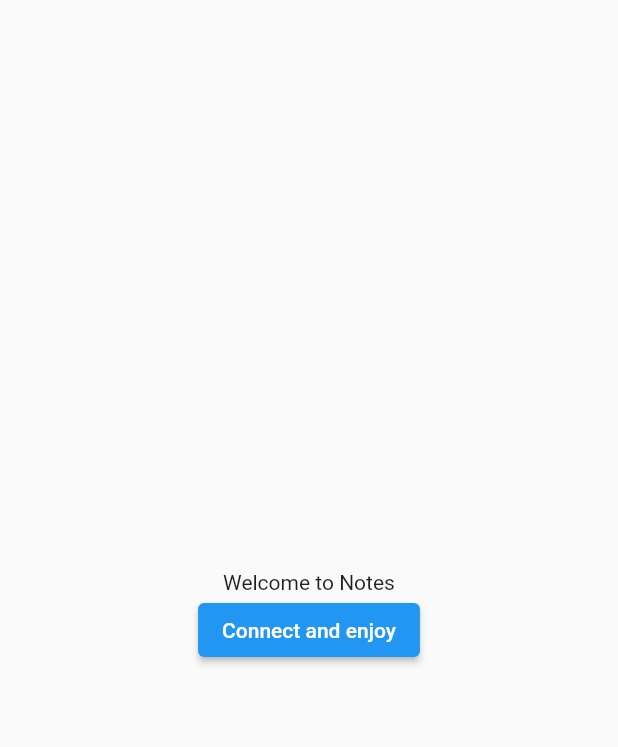
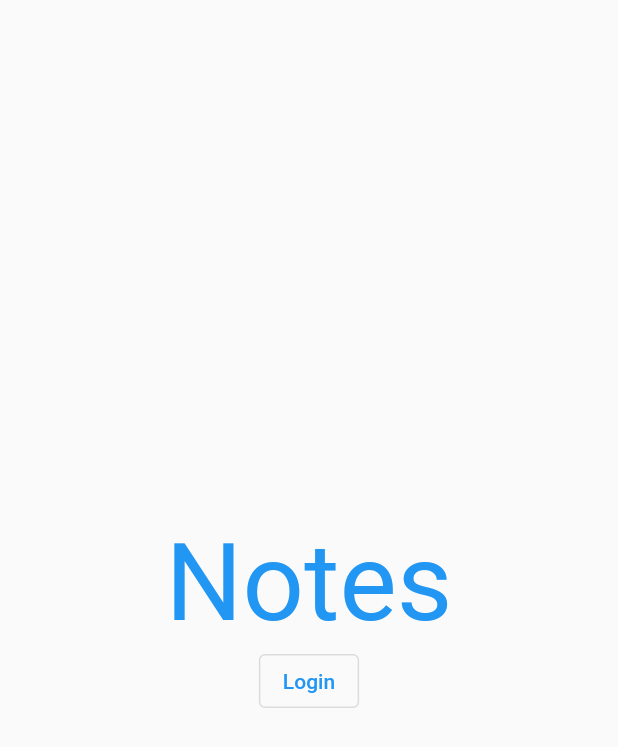
Before and after one commit to tbm98/notes, a Flutter app: the screen it shows after launch, on a phone screen of 412 x 824 dp. Shown: the top 747 px of the screen. Run offline on Flutter 3.47's test engine with Material 2 defaults, Android fonts, the phone set to English and light mode, and no system bars; our stand-ins replace cached_network_image, cloud_firestore, firebase_auth, firebase_core, flutter_local_notifications, flutter_riverpod and 5 more; accounts and stored records are empty.

Commit message:
update readme and naming

```diff
--- a/lib/src/ui/screens/guest/guest_page.dart
+++ b/lib/src/ui/screens/guest/guest_page.dart
@@ -14,12 +14,19 @@ class GuestPage extends ConsumerWidget {
         child: Column(
           mainAxisSize: MainAxisSize.min,
           children: [
-            Text('Welcome to Notes'),
-            ElevatedButton(
-                onPressed: () {
-                  ref.read(profileProvider.notifier).signIn();
-                },
-                child: Text('Connect and enjoy')),
+            Text(
+              'Notes',
+              style: TextStyle(
+                fontSize: 72,
+                color: Theme.of(context).primaryColor,
+              ),
+            ),
+            OutlinedButton(
+              onPressed: () {
+                ref.read(profileProvider.notifier).signIn();
+              },
+              child: const Text('Login'),
+            ),
           ],
         ),
       ),
--- a/lib/src/ui/screens/todo/todo_page.dart
+++ b/lib/src/ui/screens/todo/todo_page.dart
@@ -179,7 +179,7 @@ class _ItemListRaw extends ConsumerWidget {
                     await allNoteNotifier
                         .updateNote(noteModel.copyWith(movedToTrash: true));
                     scaffoldMessager.showSnackBar(SnackBar(
-                      content: const Text('moved 1 note to trash'),
+                      content: const Text('Moved 1 note to trash'),
                       action: SnackBarAction(
                         label: 'Undo',
                         onPressed: () {
--- a/lib/src/ui/screens/trash/trash_page.dart
+++ b/lib/src/ui/screens/trash/trash_page.dart
@@ -112,7 +112,7 @@ class _TrashListRaw extends ConsumerWidget {
                     await allNoteNotifier.updateNote(
                         noteModels[index].copyWith(movedToTrash: false));
                     scaffoldMessager.showSnackBar(SnackBar(
-                      content: const Text('just restored a note'),
+                      content: const Text('Just restored a note'),
                       action: SnackBarAction(
                         label: 'Undo',
                         onPressed: () {
```
Also changed, not shown: 8 other files.
